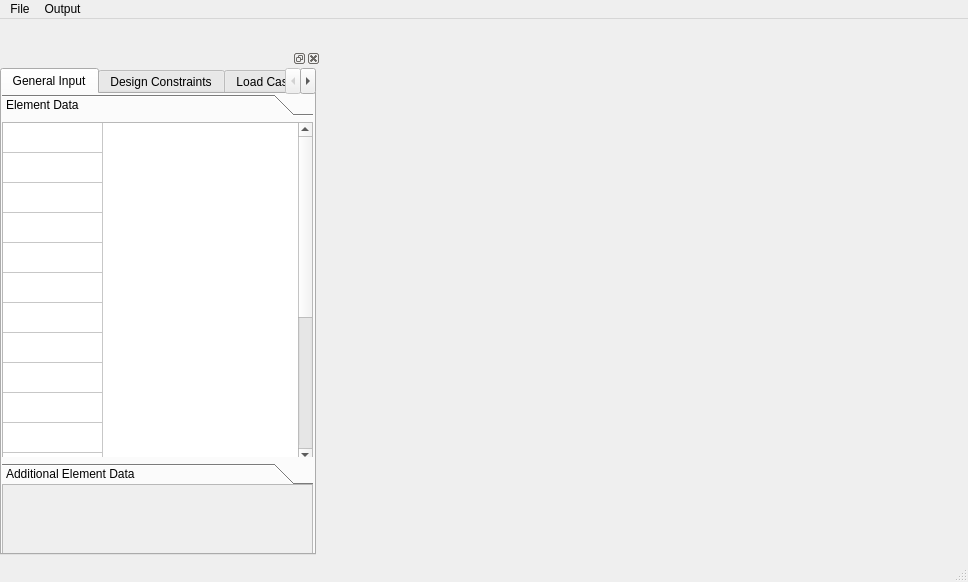
This is OCC_Project/UI/Main.ui in Cancerrrr/PyOcc_Project_2021 as Qt 5 draws it before an edit. The edited form follows.
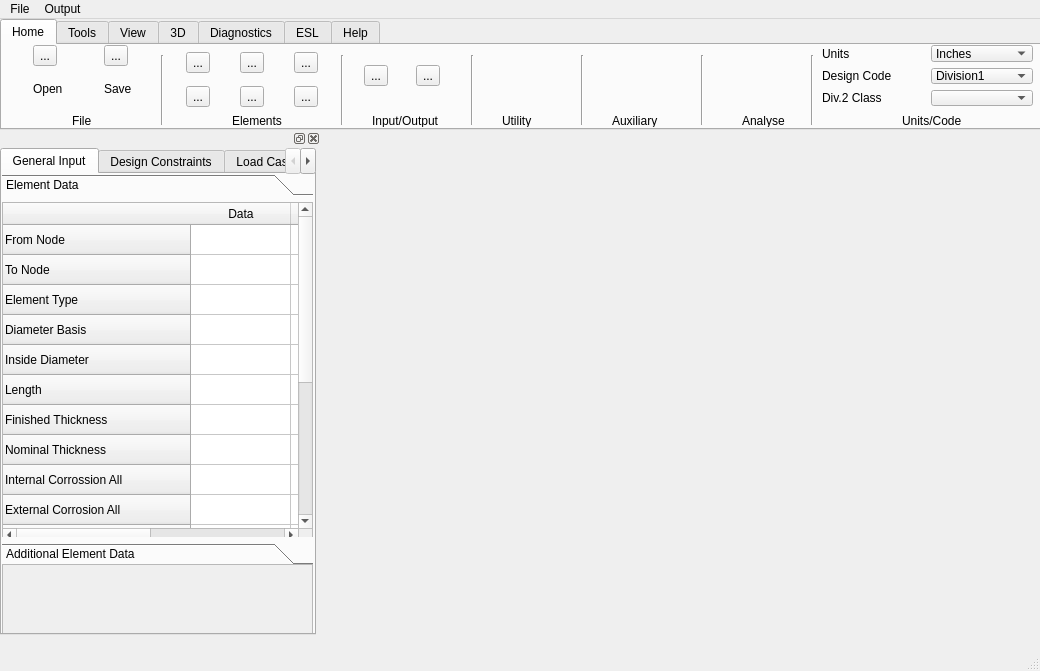
This is the edited form. Icons and pictures are not drawn.

```diff
--- a/OCC_Project/UI/Main.ui
+++ b/OCC_Project/UI/Main.ui
@@ -6,8 +6,8 @@
    <rect>
     <x>0</x>
     <y>0</y>
-    <width>968</width>
-    <height>582</height>
+    <width>1040</width>
+    <height>671</height>
    </rect>
   </property>
   <property name="maximumSize">
@@ -27,7 +27,7 @@
     <property name="geometry">
      <rect>
       <x>0</x>
-      <y>30</y>
+      <y>110</y>
       <width>321</width>
       <height>511</height>
      </rect>
@@ -112,14 +112,26 @@
           <property name="wordWrap">
            <bool>true</bool>
           </property>
+          <property name="cornerButtonEnabled">
+           <bool>true</bool>
+          </property>
           <attribute name="horizontalHeaderVisible">
+           <bool>true</bool>
+          </attribute>
+          <attribute name="horizontalHeaderCascadingSectionResizes">
            <bool>false</bool>
           </attribute>
           <attribute name="horizontalHeaderHighlightSections">
            <bool>true</bool>
           </attribute>
+          <attribute name="horizontalHeaderShowSortIndicator" stdset="0">
+           <bool>false</bool>
+          </attribute>
+          <attribute name="horizontalHeaderStretchLastSection">
+           <bool>false</bool>
+          </attribute>
           <attribute name="verticalHeaderVisible">
-           <bool>false</bool>
+           <bool>true</bool>
           </attribute>
           <attribute name="verticalHeaderCascadingSectionResizes">
            <bool>false</bool>
@@ -127,11 +139,6 @@
           <attribute name="verticalHeaderHighlightSections">
            <bool>true</bool>
           </attribute>
-          <row>
-           <property name="text">
-            <string>Elements</string>
-           </property>
-          </row>
           <row>
            <property name="text">
             <string>From Node</string>
@@ -227,16 +234,11 @@
             <string>Data</string>
            </property>
           </column>
-          <item row="0" column="0">
+          <column>
            <property name="text">
-            <string/>
+            <string>新建列</string>
            </property>
-          </item>
-          <item row="1" column="0">
-           <property name="text">
-            <string notr="true"/>
-           </property>
-          </item>
+          </column>
          </widget>
         </widget>
         <widget class="QWidget" name="page_4">
@@ -285,13 +287,513 @@
      </widget>
     </widget>
    </widget>
+   <widget class="QTabWidget" name="tabWidget">
+    <property name="geometry">
+     <rect>
+      <x>0</x>
+      <y>0</y>
+      <width>1041</width>
+      <height>111</height>
+     </rect>
+    </property>
+    <property name="currentIndex">
+     <number>0</number>
+    </property>
+    <widget class="QWidget" name="tab">
+     <attribute name="title">
+      <string>Home</string>
+     </attribute>
+     <widget class="QWidget" name="gridLayoutWidget">
+      <property name="geometry">
+       <rect>
+        <x>0</x>
+        <y>0</y>
+        <width>161</width>
+        <height>61</height>
+       </rect>
+      </property>
+      <layout class="QGridLayout" name="gridLayout">
+       <property name="horizontalSpacing">
+        <number>10</number>
+       </property>
+       <item row="0" column="1">
+        <widget class="QToolButton" name="toolButton_2">
+         <property name="text">
+          <string>...</string>
+         </property>
+         <property name="icon">
+          <iconset>
+           <normaloff>../icons/save.jpg</normaloff>../icons/save.jpg</iconset>
+         </property>
+         <property name="iconSize">
+          <size>
+           <width>30</width>
+           <height>30</height>
+          </size>
+         </property>
+        </widget>
+       </item>
+       <item row="1" column="1">
+        <widget class="QLabel" name="label_2">
+         <property name="text">
+          <string>Save</string>
+         </property>
+        </widget>
+       </item>
+       <item row="0" column="0">
+        <widget class="QToolButton" name="toolButton">
+         <property name="sizePolicy">
+          <sizepolicy hsizetype="Fixed" vsizetype="Fixed">
+           <horstretch>0</horstretch>
+           <verstretch>0</verstretch>
+          </sizepolicy>
+         </property>
+         <property name="text">
+          <string>...</string>
+         </property>
+         <property name="icon">
+          <iconset>
+           <normaloff>../icons/open.jpg</normaloff>../icons/open.jpg</iconset>
+         </property>
+         <property name="iconSize">
+          <size>
+           <width>30</width>
+           <height>30</height>
+          </size>
+         </property>
+        </widget>
+       </item>
+       <item row="1" column="0">
+        <widget class="QLabel" name="label">
+         <property name="text">
+          <string>Open</string>
+         </property>
+        </widget>
+       </item>
+      </layout>
+     </widget>
+     <widget class="QLabel" name="label_3">
+      <property name="geometry">
+       <rect>
+        <x>70</x>
+        <y>70</y>
+        <width>54</width>
+        <height>12</height>
+       </rect>
+      </property>
+      <property name="text">
+       <string>File</string>
+      </property>
+     </widget>
+     <widget class="Line" name="line">
+      <property name="geometry">
+       <rect>
+        <x>150</x>
+        <y>10</y>
+        <width>20</width>
+        <height>70</height>
+       </rect>
+      </property>
+      <property name="orientation">
+       <enum>Qt::Vertical</enum>
+      </property>
+     </widget>
+     <widget class="QWidget" name="gridLayoutWidget_2">
+      <property name="geometry">
+       <rect>
+        <x>160</x>
+        <y>0</y>
+        <width>181</width>
+        <height>70</height>
+       </rect>
+      </property>
+      <layout class="QGridLayout" name="gridLayout_2">
+       <item row="1" column="0">
+        <widget class="QToolButton" name="toolButton_6">
+         <property name="text">
+          <string>...</string>
+         </property>
+         <property name="icon">
+          <iconset>
+           <normaloff>../icons/semicircle.jpg</normaloff>../icons/semicircle.jpg</iconset>
+         </property>
+         <property name="iconSize">
+          <size>
+           <width>25</width>
+           <height>25</height>
+          </size>
+         </property>
+        </widget>
+       </item>
+       <item row="1" column="1">
+        <widget class="QToolButton" name="toolButton_7">
+         <property name="text">
+          <string>...</string>
+         </property>
+         <property name="icon">
+          <iconset>
+           <normaloff>../icons/dish.jpg</normaloff>../icons/dish.jpg</iconset>
+         </property>
+         <property name="iconSize">
+          <size>
+           <width>25</width>
+           <height>25</height>
+          </size>
+         </property>
+        </widget>
+       </item>
+       <item row="0" column="0">
+        <widget class="QToolButton" name="toolButton_3">
+         <property name="text">
+          <string>...</string>
+         </property>
+         <property name="icon">
+          <iconset>
+           <normaloff>../icons/cylinder.jpg</normaloff>../icons/cylinder.jpg</iconset>
+         </property>
+         <property name="iconSize">
+          <size>
+           <width>25</width>
+           <height>25</height>
+          </size>
+         </property>
+        </widget>
+       </item>
+       <item row="1" column="2">
+        <widget class="QToolButton" name="toolButton_8">
+         <property name="text">
+          <string>...</string>
+         </property>
+         <property name="icon">
+          <iconset>
+           <normaloff>../icons/skirt.jpg</normaloff>../icons/skirt.jpg</iconset>
+         </property>
+         <property name="iconSize">
+          <size>
+           <width>25</width>
+           <height>25</height>
+          </size>
+         </property>
+        </widget>
+       </item>
+       <item row="0" column="1">
+        <widget class="QToolButton" name="toolButton_4">
+         <property name="text">
+          <string>...</string>
+         </property>
+         <property name="icon">
+          <iconset>
+           <normaloff>../icons/cone.jpg</normaloff>../icons/cone.jpg</iconset>
+         </property>
+         <property name="iconSize">
+          <size>
+           <width>25</width>
+           <height>25</height>
+          </size>
+         </property>
+        </widget>
+       </item>
+       <item row="0" column="2">
+        <widget class="QToolButton" name="toolButton_5">
+         <property name="text">
+          <string>...</string>
+         </property>
+         <property name="icon">
+          <iconset>
+           <normaloff>../icons/sphere.jpg</normaloff>../icons/sphere.jpg</iconset>
+         </property>
+         <property name="iconSize">
+          <size>
+           <width>25</width>
+           <height>25</height>
+          </size>
+         </property>
+        </widget>
+       </item>
+      </layout>
+     </widget>
+     <widget class="Line" name="line_2">
+      <property name="geometry">
+       <rect>
+        <x>330</x>
+        <y>10</y>
+        <width>20</width>
+        <height>70</height>
+       </rect>
+      </property>
+      <property name="orientation">
+       <enum>Qt::Vertical</enum>
+      </property>
+     </widget>
+     <widget class="QLabel" name="label_4">
+      <property name="geometry">
+       <rect>
+        <x>230</x>
+        <y>70</y>
+        <width>54</width>
+        <height>12</height>
+       </rect>
+      </property>
+      <property name="text">
+       <string>Elements</string>
+      </property>
+     </widget>
+     <widget class="QWidget" name="gridLayoutWidget_3">
+      <property name="geometry">
+       <rect>
+        <x>340</x>
+        <y>0</y>
+        <width>121</width>
+        <height>61</height>
+       </rect>
+      </property>
+      <layout class="QGridLayout" name="gridLayout_3">
+       <item row="0" column="0">
+        <widget class="QToolButton" name="toolButton_9">
+         <property name="text">
+          <string>...</string>
+         </property>
+         <property name="icon">
+          <iconset>
+           <normaloff>../icons/input.jpg</normaloff>../icons/input.jpg</iconset>
+         </property>
+         <property name="iconSize">
+          <size>
+           <width>35</width>
+           <height>35</height>
+          </size>
+         </property>
+        </widget>
+       </item>
+       <item row="0" column="1">
+        <widget class="QToolButton" name="toolButton_10">
+         <property name="text">
+          <string>...</string>
+         </property>
+         <property name="icon">
+          <iconset>
+           <normaloff>../icons/output.jpg</normaloff>../icons/output.jpg</iconset>
+         </property>
+         <property name="iconSize">
+          <size>
+           <width>35</width>
+           <height>35</height>
+          </size>
+         </property>
+        </widget>
+       </item>
+      </layout>
+     </widget>
+     <widget class="QLabel" name="label_5">
+      <property name="geometry">
+       <rect>
+        <x>370</x>
+        <y>70</y>
+        <width>71</width>
+        <height>12</height>
+       </rect>
+      </property>
+      <property name="text">
+       <string>Input/Output</string>
+      </property>
+     </widget>
+     <widget class="Line" name="line_3">
+      <property name="geometry">
+       <rect>
+        <x>460</x>
+        <y>10</y>
+        <width>20</width>
+        <height>70</height>
+       </rect>
+      </property>
+      <property name="orientation">
+       <enum>Qt::Vertical</enum>
+      </property>
+     </widget>
+     <widget class="Line" name="line_4">
+      <property name="geometry">
+       <rect>
+        <x>570</x>
+        <y>10</y>
+        <width>20</width>
+        <height>70</height>
+       </rect>
+      </property>
+      <property name="orientation">
+       <enum>Qt::Vertical</enum>
+      </property>
+     </widget>
+     <widget class="Line" name="line_5">
+      <property name="geometry">
+       <rect>
+        <x>690</x>
+        <y>10</y>
+        <width>20</width>
+        <height>70</height>
+       </rect>
+      </property>
+      <property name="orientation">
+       <enum>Qt::Vertical</enum>
+      </property>
+     </widget>
+     <widget class="QLabel" name="label_6">
+      <property name="geometry">
+       <rect>
+        <x>500</x>
+        <y>70</y>
+        <width>54</width>
+        <height>12</height>
+       </rect>
+      </property>
+      <property name="text">
+       <string>Utility</string>
+      </property>
+     </widget>
+     <widget class="QLabel" name="label_7">
+      <property name="geometry">
+       <rect>
+        <x>610</x>
+        <y>70</y>
+        <width>54</width>
+        <height>12</height>
+       </rect>
+      </property>
+      <property name="text">
+       <string>Auxiliary</string>
+      </property>
+     </widget>
+     <widget class="Line" name="line_6">
+      <property name="geometry">
+       <rect>
+        <x>800</x>
+        <y>10</y>
+        <width>20</width>
+        <height>70</height>
+       </rect>
+      </property>
+      <property name="orientation">
+       <enum>Qt::Vertical</enum>
+      </property>
+     </widget>
+     <widget class="QLabel" name="label_8">
+      <property name="geometry">
+       <rect>
+        <x>740</x>
+        <y>70</y>
+        <width>54</width>
+        <height>12</height>
+       </rect>
+      </property>
+      <property name="text">
+       <string>Analyse</string>
+      </property>
+     </widget>
+     <widget class="QWidget" name="gridLayoutWidget_4">
+      <property name="geometry">
+       <rect>
+        <x>820</x>
+        <y>0</y>
+        <width>211</width>
+        <height>61</height>
+       </rect>
+      </property>
+      <layout class="QGridLayout" name="gridLayout_4">
+       <item row="1" column="0">
+        <widget class="QLabel" name="label_9">
+         <property name="text">
+          <string>Design Code</string>
+         </property>
+        </widget>
+       </item>
+       <item row="0" column="0">
+        <widget class="QLabel" name="label_10">
+         <property name="text">
+          <string>Units</string>
+         </property>
+        </widget>
+       </item>
+       <item row="0" column="1">
+        <widget class="QComboBox" name="comboBox_2">
+         <item>
+          <property name="text">
+           <string>Inches</string>
+          </property>
+         </item>
+        </widget>
+       </item>
+       <item row="1" column="1">
+        <widget class="QComboBox" name="comboBox">
+         <item>
+          <property name="text">
+           <string>Division1</string>
+          </property>
+         </item>
+        </widget>
+       </item>
+       <item row="2" column="0">
+        <widget class="QLabel" name="label_11">
+         <property name="text">
+          <string>Div.2 Class</string>
+         </property>
+        </widget>
+       </item>
+       <item row="2" column="1">
+        <widget class="QComboBox" name="comboBox_3"/>
+       </item>
+      </layout>
+     </widget>
+     <widget class="QLabel" name="label_12">
+      <property name="geometry">
+       <rect>
+        <x>900</x>
+        <y>70</y>
+        <width>81</width>
+        <height>12</height>
+       </rect>
+      </property>
+      <property name="text">
+       <string>Units/Code</string>
+      </property>
+     </widget>
+    </widget>
+    <widget class="QWidget" name="tab_2">
+     <attribute name="title">
+      <string>Tools</string>
+     </attribute>
+    </widget>
+    <widget class="QWidget" name="tab_3">
+     <attribute name="title">
+      <string>View</string>
+     </attribute>
+    </widget>
+    <widget class="QWidget" name="tab_4">
+     <attribute name="title">
+      <string>3D</string>
+     </attribute>
+    </widget>
+    <widget class="QWidget" name="tab_9">
+     <attribute name="title">
+      <string>Diagnostics</string>
+     </attribute>
+    </widget>
+    <widget class="QWidget" name="tab_10">
+     <attribute name="title">
+      <string>ESL</string>
+     </attribute>
+    </widget>
+    <widget class="QWidget" name="tab_11">
+     <attribute name="title">
+      <string>Help</string>
+     </attribute>
+    </widget>
+   </widget>
   </widget>
   <widget class="QMenuBar" name="menubar">
    <property name="geometry">
     <rect>
      <x>0</x>
      <y>0</y>
-     <width>968</width>
+     <width>1040</width>
      <height>23</height>
     </rect>
    </property>
```
Left out of the diff: 6 changed lines with no effect on the pictures.
